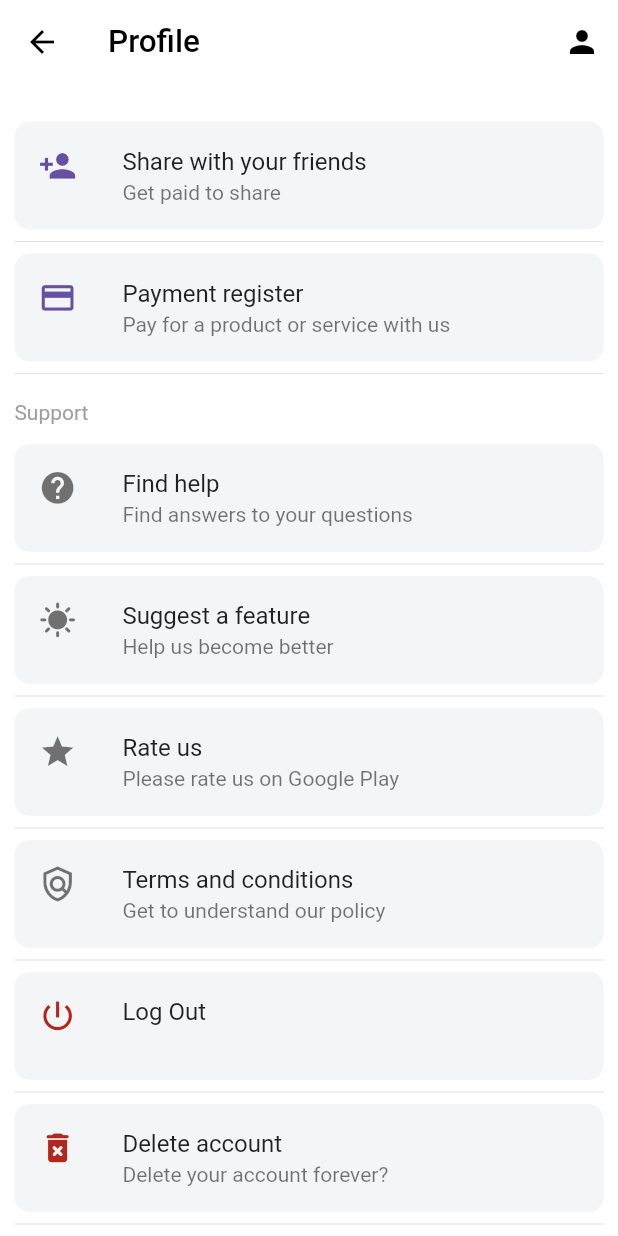
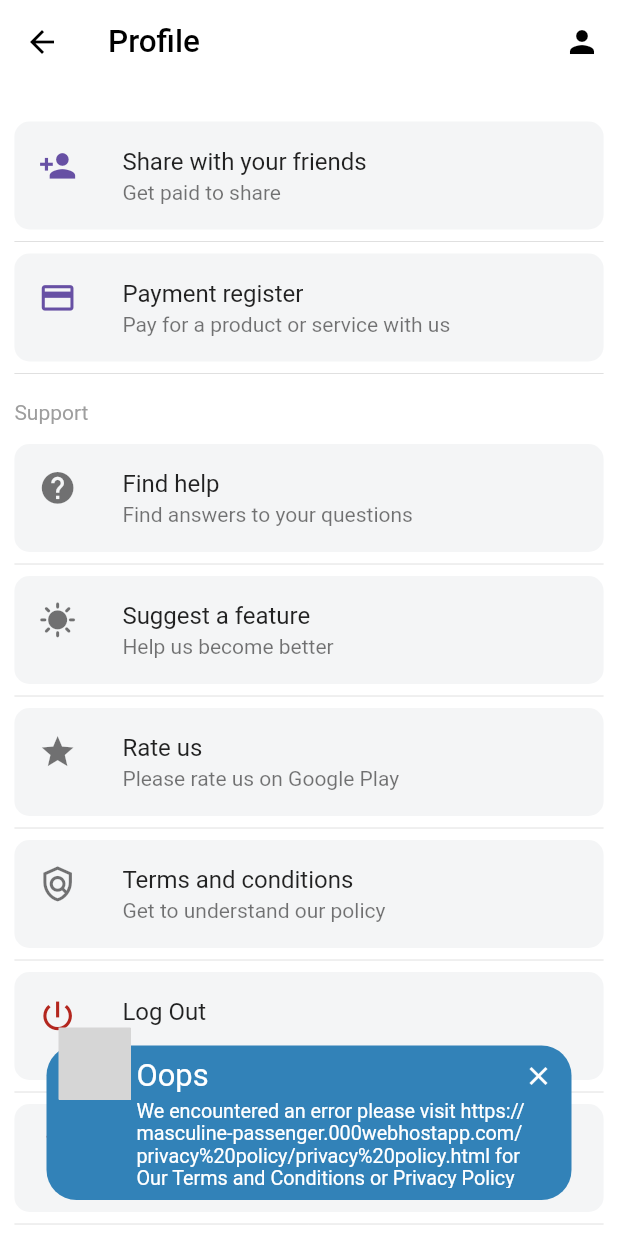
Before and after one commit to larrytamnjong/xperiencebase, a Flutter app: the Profile screen opened directly, scrolled down 151 dp, after a tap on "Terms and conditions", on a phone screen of 412 x 824 dp. Run offline on Flutter 3.47's test engine with Material 2 defaults, Android fonts, the phone set to English and light mode, and no system bars; drawn by our look-alikes of awesome_snackbar_content; our stand-ins replace animated_splash_screen, fade_shimmer, flutter_slidable, flutter_staggered_animations, flutter_svg, form_field_validator and 6 more; missing offline and left inert: flutter_toastr, flutterwave_standard, page_animation_transition, pdf_viewer_plugin; accounts and stored records are empty; grey boxes are pictures that could not be loaded.

Commit message:
Added link to privacy policy page

```diff
--- a/lib/app_screens/profile.dart
+++ b/lib/app_screens/profile.dart
@@ -1,5 +1,6 @@
 import 'package:flutter/material.dart';
 import 'package:shared_preferences/shared_preferences.dart';
+import 'package:url_launcher/url_launcher.dart';
 import 'package:xperiencebase/app_screens/payment_register_screens/payment_home.dart';
 import 'package:xperiencebase/app_screens/profile_screens/view_profile.dart';
 import 'package:xperiencebase/authentication/welcome.dart';
@@ -8,6 +9,8 @@ import 'package:xperiencebase/widgets_functions/functions/pagenavigation.dart';
 import 'package:xperiencebase/widgets_functions/functions/variables.dart';
 import 'package:xperiencebase/widgets_functions/widgets/appbar.dart';
 import 'package:xperiencebase/widgets_functions/widgets/padding.dart';
+import 'package:awesome_snackbar_content/awesome_snackbar_content.dart';
+import 'package:xperiencebase/widgets_functions/functions/snackbar_menus.dart';
 
 
 class Profile extends StatefulWidget {
@@ -81,7 +84,22 @@ class _ProfileState extends State<Profile> {
                 leadingIcon: Icons.policy_outlined,
                 title: 'Terms and conditions',
                 subtitle: 'Get to understand our policy',
-                onTap: () {}),
+                onTap: () async{
+                    const url = 'https://masculine-passenger.000webhostapp.com/privacy%20policy/privacy%20policy.html';
+                    if (!await launchUrl(Uri.parse(url),
+                        mode: LaunchMode.externalApplication)) {
+                      showToast(
+                        title: 'Oops',
+                        body:
+                        "We encountered an error please visit $url for Our Terms and Conditions or Privacy Policy",
+                        snackBarType: ContentType.help,
+                        context: context,
+                      );
+                    } else {
+                      //Do something here if launch is successful
+                    }
+
+                }),
             ProfileListTile(
                 leadingIconColor: kRedColor,
                 leadingIcon: Icons.power_settings_new_outlined,
--- a/lib/authentication/welcome.dart
+++ b/lib/authentication/welcome.dart
@@ -57,7 +57,7 @@ class Welcome extends StatelessWidget {
                       const Disclaimer(
                         text:
                             'By clicking either Sign in or Registration you confirm that you have read, understood, and agree with Our Privacy Policy and Terms and Conditions of Xperience Base',
-                        url: 'https://flutter.io',
+                        url: 'https://masculine-passenger.000webhostapp.com/privacy%20policy/privacy%20policy.html',
                       ),
                     ],
                   ),
```
